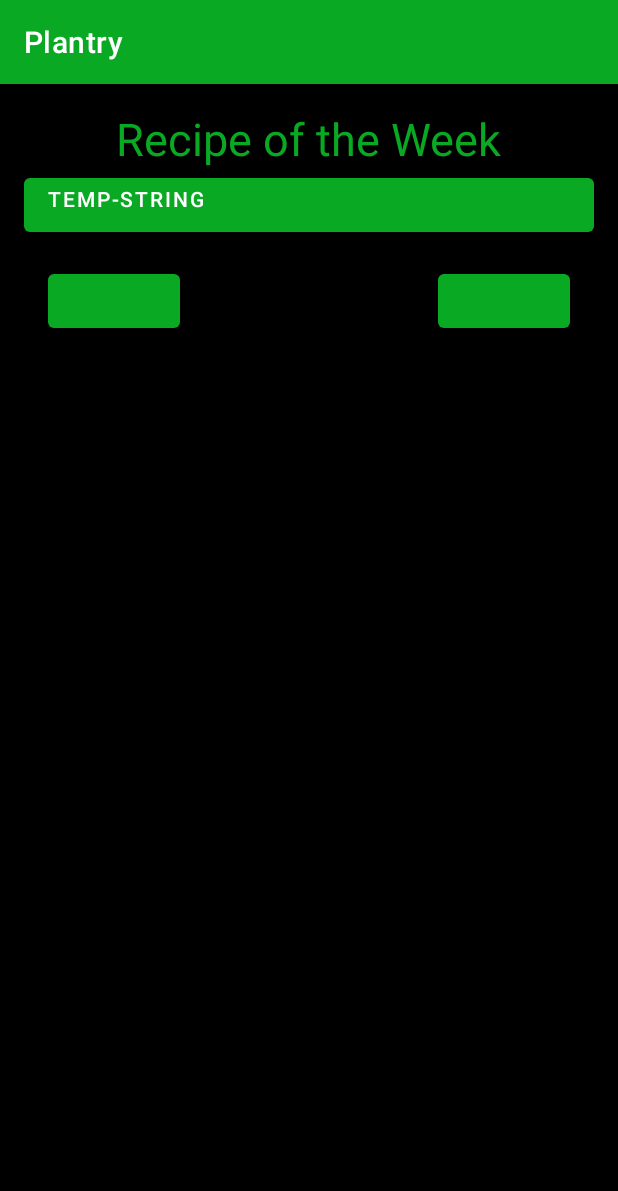
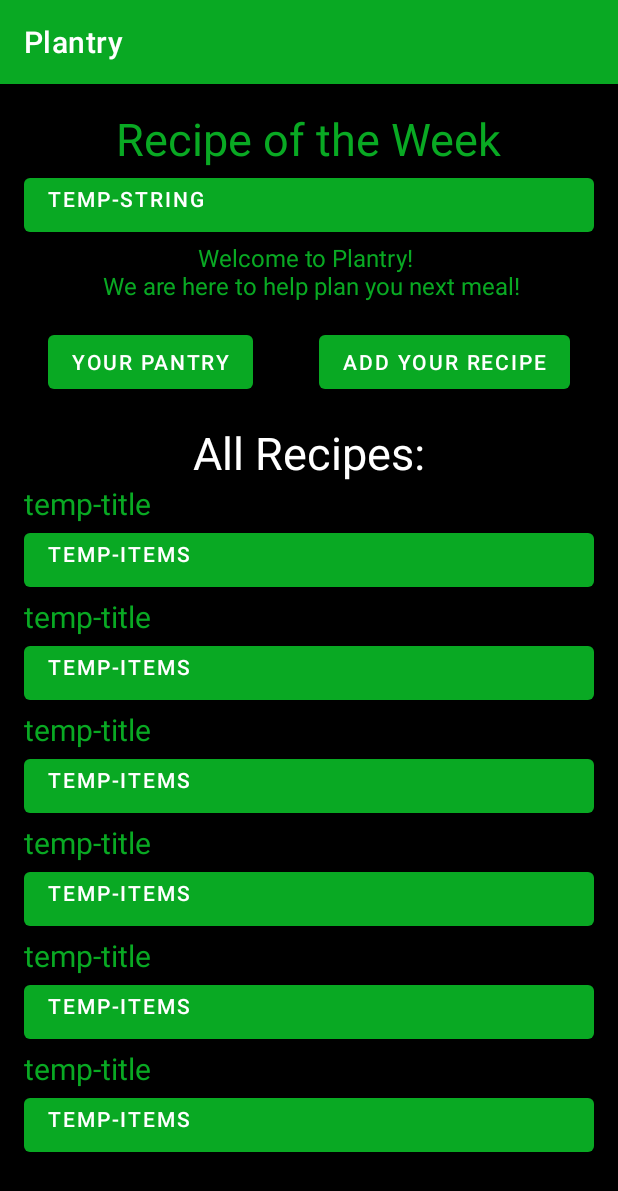
Before and after one commit to lucianogiannini/Plantry, an Android app: the screen it shows after launch (MainActivity), on a phone screen of 412 x 824 dp. Shown: the top 1191 px of the screen. Run offline under Robolectric (Android 15) with nearby library versions, the light colour scheme and no system bars.

Commit message:
adding in main activity layout. Adding in button methods and activity classes for each

```diff
--- a/Plantry/app/src/main/AndroidManifest.xml
+++ b/Plantry/app/src/main/AndroidManifest.xml
@@ -9,6 +9,8 @@
         android:roundIcon="@mipmap/ic_launcher_round"
         android:supportsRtl="true"
         android:theme="@style/Theme.Plantry">
+        <activity android:name=".RecipeActivity"></activity>
+        <activity android:name=".PantryActivity" />
         <activity android:name=".MainActivity">
             <intent-filter>
                 <action android:name="android.intent.action.MAIN" />
--- a/Plantry/app/src/main/java/com/hfad/plantry/MainActivity.java
+++ b/Plantry/app/src/main/java/com/hfad/plantry/MainActivity.java
@@ -3,10 +3,12 @@ package com.hfad.plantry;
 import androidx.appcompat.app.AppCompatActivity;
 import java.util.Scanner;
 
+import android.content.Intent;
 import android.database.Cursor;
 import android.database.sqlite.SQLiteDatabase;
 import android.database.sqlite.SQLiteOpenHelper;
 import android.os.Bundle;
+import android.view.View;
 
 public class MainActivity extends AppCompatActivity {
     private SQLiteDatabase db;
@@ -18,4 +20,13 @@ public class MainActivity extends AppCompatActivity {
         setContentView(R.layout.activity_main);
         SQLiteOpenHelper plantryDatabaseHelper = new PlantryDatabaseHelper(this);
     }
+    public void goToPantry(View view){
+        Intent intent = new Intent(this, PantryActivity.class);
+        startActivity(intent); //start new activity
+    }
+
+    public void addRecipe(View view){
+        Intent intent = new Intent(this, RecipeActivity.class);
+        startActivity(intent); //start new activity
+    }
 }
--- /dev/null
+++ b/Plantry/app/src/main/java/com/hfad/plantry/PantryActivity.java
@@ -0,0 +1,14 @@
+package com.hfad.plantry;
+
+import androidx.appcompat.app.AppCompatActivity;
+
+import android.os.Bundle;
+
+public class PantryActivity extends AppCompatActivity {
+
+    @Override
+    protected void onCreate(Bundle savedInstanceState) {
+        super.onCreate(savedInstanceState);
+        setContentView(R.layout.activity_pantry);
+    }
+}
--- /dev/null
+++ b/Plantry/app/src/main/java/com/hfad/plantry/RecipeActivity.java
@@ -0,0 +1,14 @@
+package com.hfad.plantry;
+
+import androidx.appcompat.app.AppCompatActivity;
+
+import android.os.Bundle;
+
+public class RecipeActivity extends AppCompatActivity {
+
+    @Override
+    protected void onCreate(Bundle savedInstanceState) {
+        super.onCreate(savedInstanceState);
+        setContentView(R.layout.activity_recipe);
+    }
+}
--- a/Plantry/app/src/main/res/layout/activity_main.xml
+++ b/Plantry/app/src/main/res/layout/activity_main.xml
@@ -16,6 +16,7 @@
         android:padding="16dp">
 
         <TextView
+            android:id="@+id/recipe_of_the_day_textview"
             android:layout_width="wrap_content"
             android:layout_height="wrap_content"
             android:layout_gravity="center"
@@ -24,11 +25,22 @@
             android:textSize="30sp" />
 
         <Button
+            android:id="@+id/recipe_of_the_day_button"
             android:layout_width="match_parent"
             android:layout_height="wrap_content"
             android:gravity="left"
             android:text="temp-string"
             android:textColor="@color/white" />
+
+        <TextView
+            android:id="@+id/welcome_textview"
+            android:layout_width="wrap_content"
+            android:layout_height="wrap_content"
+            android:layout_gravity="center"
+            android:text="Welcome to Plantry! \n We are here to help plan you next meal!"
+            android:textColor="@color/green"
+            android:textSize="16sp"
+            android:gravity="center"/>
 
         <androidx.constraintlayout.widget.ConstraintLayout
             android:layout_width="match_parent"
@@ -37,19 +49,121 @@
             android:padding="16dp">
 
             <Button
+                android:id="@+id/your_pantry_button"
                 android:layout_width="wrap_content"
                 android:layout_height="wrap_content"
                 app:layout_constraintStart_toStartOf="parent"
-                app:layout_constraintTop_toTopOf="parent" />
+                app:layout_constraintTop_toTopOf="parent"
+                android:text="@string/pantry"
+                android:onClick="goToPantry"/>
 
             <Button
+                android:id="@+id/add_your_recipe_button"
                 android:layout_width="wrap_content"
                 android:layout_height="wrap_content"
                 app:layout_constraintEnd_toEndOf="parent"
                 app:layout_constraintTop_toTopOf="parent"
-                android:text=""/>
+                android:text="@string/add_recipe"
+                android:onClick="addRecipe"/>
         </androidx.constraintlayout.widget.ConstraintLayout>
-
+        <TextView
+            android:id="@+id/all_recipies_textview"
+            android:layout_width="wrap_content"
+            android:layout_height="wrap_content"
+            android:layout_gravity="center"
+            android:text="All Recipes:"
+            android:textColor="@color/white"
+            android:textSize="30sp" />
+        <TextView
+            android:id="@+id/recipe_1_textview"
+            android:layout_width="wrap_content"
+            android:layout_height="wrap_content"
+            android:layout_gravity="left"
+            android:text="temp-title"
+            android:textColor="@color/green"
+            android:textSize="20sp" />
+        <Button
+            android:id="@+id/recipe_1_button"
+            android:layout_width="match_parent"
+            android:layout_height="wrap_content"
+            android:layout_gravity="left"
+            android:gravity="left|top"
+            android:text="temp-items"/>
+        <TextView
+            android:id="@+id/recipe_2_textview"
+            android:layout_width="wrap_content"
+            android:layout_height="wrap_content"
+            android:layout_gravity="left"
+            android:text="temp-title"
+            android:textColor="@color/green"
+            android:textSize="20sp" />
+        <Button
+            android:id="@+id/recipe_2_button"
+            android:layout_width="match_parent"
+            android:layout_height="wrap_content"
+            android:layout_gravity="left"
+            android:gravity="left|top"
+            android:text="temp-items"/>
+        <TextView
+            android:id="@+id/recipe_3_textview"
+            android:layout_width="wrap_content"
+            android:layout_height="wrap_content"
+            android:layout_gravity="left"
+            android:text="temp-title"
+            android:textColor="@color/green"
+            android:textSize="20sp" />
+        <Button
+            android:id="@+id/recipe_3_button"
+            android:layout_width="match_parent"
+            android:layout_height="wrap_content"
+            android:layout_gravity="left"
+            android:gravity="left|top"
+            android:text="temp-items"/>
+        <TextView
+            android:id="@+id/recipe_4_textview"
+            android:layout_width="wrap_content"
+            android:layout_height="wrap_content"
+            android:layout_gravity="left"
+            android:text="temp-title"
+            android:textColor="@color/green"
+            android:textSize="20sp" />
+        <Button
+            android:id="@+id/recipe_4_button"
+            android:layout_width="match_parent"
+            android:layout_height="wrap_content"
+            android:layout_gravity="left"
+            android:gravity="left|top"
+            android:text="temp-items"/>
+        <TextView
+            android:id="@+id/recipe_5_textview"
+            android:layout_width="wrap_content"
+            android:layout_height="wrap_content"
+            android:layout_gravity="left"
+            android:text="temp-title"
+            android:textColor="@color/green"
+            android:textSize="20sp" />
+        <Button
+            android:id="@+id/recipe_5_button"
+            android:layout_width="match_parent"
+            android:layout_height="wrap_content"
+            android:layout_gravity="left"
+            android:gravity="left|top"
+            android:text="temp-items"/>
+        <TextView
+            android:id="@+id/recipe_6_textview"
+            android:layout_width="wrap_content"
+            android:layout_height="wrap_content"
+            android:layout_gravity="left"
+            android:text="temp-title"
+            android:textColor="@color/green"
+            android:textSize="20sp" />
+        <Button
+            android:id="@+id/recipe_6_button"
+            android:layout_width="match_parent"
+            android:layout_height="wrap_content"
+            android:layout_gravity="left"
+            android:gravity="left|top"
+            android:text="temp-items"/>
     </LinearLayout>
 
 
--- /dev/null
+++ b/Plantry/app/src/main/res/layout/activity_pantry.xml
@@ -0,0 +1,9 @@
+<?xml version="1.0" encoding="utf-8"?>
+<androidx.constraintlayout.widget.ConstraintLayout xmlns:android="http://schemas.android.com/apk/res/android"
+    xmlns:app="http://schemas.android.com/apk/res-auto"
+    xmlns:tools="http://schemas.android.com/tools"
+    android:layout_width="match_parent"
+    android:layout_height="match_parent"
+    tools:context=".PantryActivity">
+
+</androidx.constraintlayout.widget.ConstraintLayout>
--- /dev/null
+++ b/Plantry/app/src/main/res/layout/activity_recipe.xml
@@ -0,0 +1,9 @@
+<?xml version="1.0" encoding="utf-8"?>
+<androidx.constraintlayout.widget.ConstraintLayout xmlns:android="http://schemas.android.com/apk/res/android"
+    xmlns:app="http://schemas.android.com/apk/res-auto"
+    xmlns:tools="http://schemas.android.com/tools"
+    android:layout_width="match_parent"
+    android:layout_height="match_parent"
+    tools:context=".RecipeActivity">
+
+</androidx.constraintlayout.widget.ConstraintLayout>
--- a/Plantry/app/src/main/res/values/strings.xml
+++ b/Plantry/app/src/main/res/values/strings.xml
@@ -2,6 +2,16 @@
     <string name="app_name">Plantry</string>
     <string name="pantry">Your Pantry</string>
     <string name="add_recipe">Add Your Recipe</string>
+    <string-array name="recipe_list">
+        <item>Temp Recipe 1</item>
+        <item>Temp Recipe 2</item>
+        <item>Temp Recipe 3</item>
+        <item>Temp Recipe 4</item>
+        <item>Temp Recipe 5</item>
+        <item>Temp Recipe 6</item>
+        <item>Temp Recipe 7</item>
+        <item>Temp Recipe 8</item>
+    </string-array>
     <string name="Deep_Dish">Mix the dough:
 
 In the bowl of a stand mixer fitted with the paddle attachment on low speed, mix the flour, cornmeal, salt, yeast, and sugar until blended. Add 1/2 cup plus 2 tablespoons of room temperature water and mix until combined. If the dough seems dry, add an additional tablespoon or two of water. The dough should feel soft and very slightly sticky, not stiff or dry.
@@ -54,7 +64,7 @@ Add the tomatoes, stir well and taste for salt, adding if it's needed. Simmer th
 
     </string>
 
-    <string name = "Spaghetti_Meatball">
+    <string name="Spaghetti_Meatball">
         Heat olive oil in 4 to 5 quart pot on medium-high heat. Add onions and cook for 2 minutes. Add garlic and cook for 30 seconds longer or until fragrant. Add the carrots and mushrooms, and cook for 2 minutes. Add the tomato paste concentrate, stir to blend, and cook for a minute longer. Add the canned tomatoes, basil, and parsley. Mash and stir the tomatoes with a potato masher until the sauce starts to thicken, about 5 minutes over medium high heat. Reduce heat to low and simmer gently while preparing meatballs, stirring occasionally.
 Form the meatballs:
 In a large bowl, mix by hand the beef, Italian sausage, basil, parsley, mushrooms, eggs, breadcrumbs, cheese, salt, and pepper. Do not over-mix or the meatballs will be tough. Use small melon baller (or teaspoon) to form 1-inch round meatballs. Roll and compress into tight balls.
```
